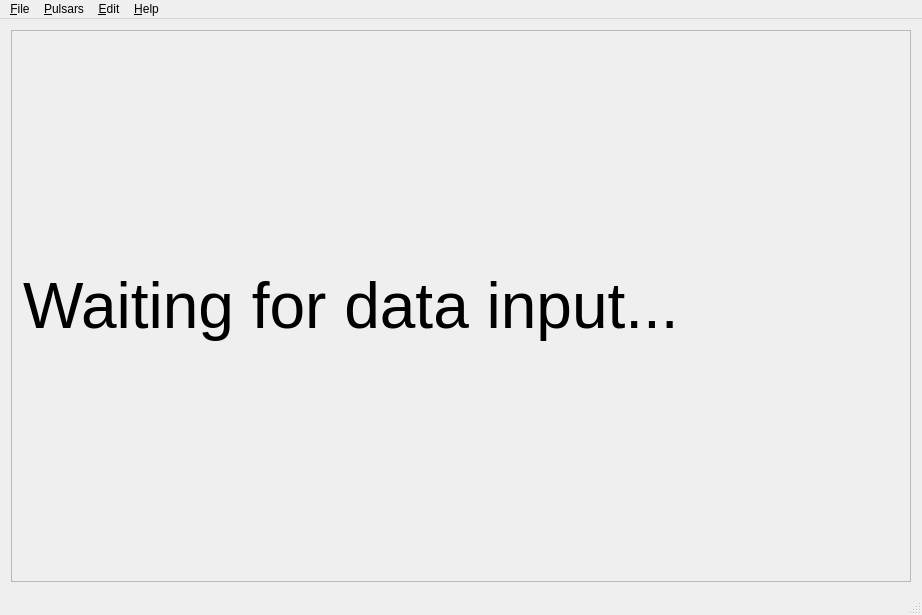
The window that src/mainwindow.ui (vtyulb/BSA-Analytics) describes before a commit, drawn with Qt 5.
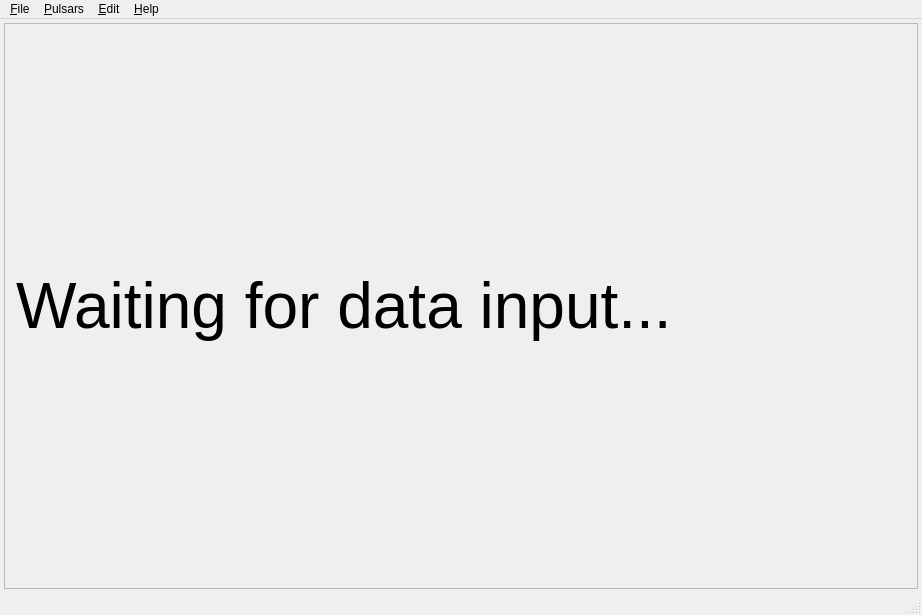
The same window after the commit.

What changed in the file:
```diff
--- a/src/mainwindow.ui
+++ b/src/mainwindow.ui
@@ -15,6 +15,18 @@
   </property>
   <widget class="QWidget" name="centralWidget">
    <layout class="QVBoxLayout" name="verticalLayout">
+    <property name="leftMargin">
+     <number>4</number>
+    </property>
+    <property name="topMargin">
+     <number>4</number>
+    </property>
+    <property name="rightMargin">
+     <number>4</number>
+    </property>
+    <property name="bottomMargin">
+     <number>4</number>
+    </property>
     <item>
      <widget class="QScrollArea" name="frame">
       <property name="widgetResizable">
@@ -25,11 +37,11 @@
         <rect>
          <x>0</x>
          <y>0</y>
-         <width>906</width>
-         <height>548</height>
+         <width>910</width>
+         <height>556</height>
         </rect>
        </property>
-       <layout class="QVBoxLayout" name="verticalLayout_3">
+       <layout class="QHBoxLayout" name="horizontalLayout">
         <item>
          <widget class="QLabel" name="label">
           <property name="font">
```
Left out of the diff: 2 changed lines with no effect on the pictures.
